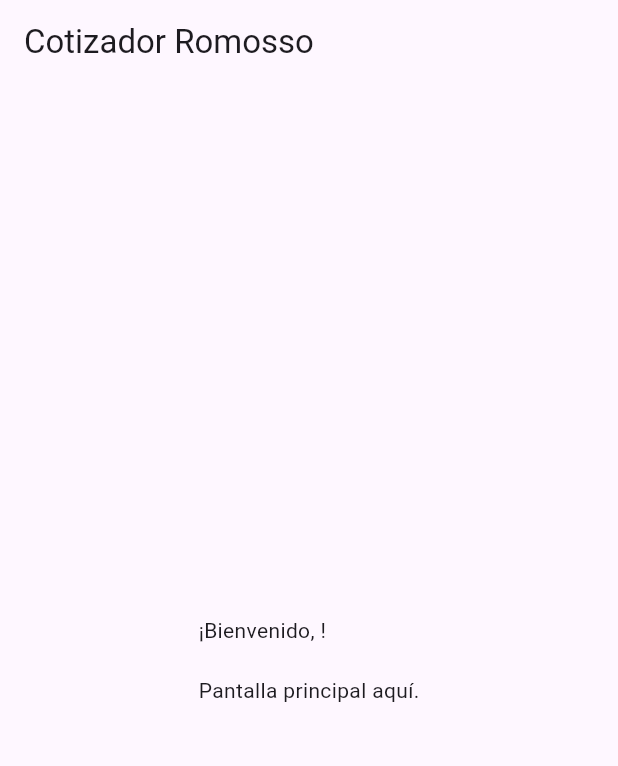
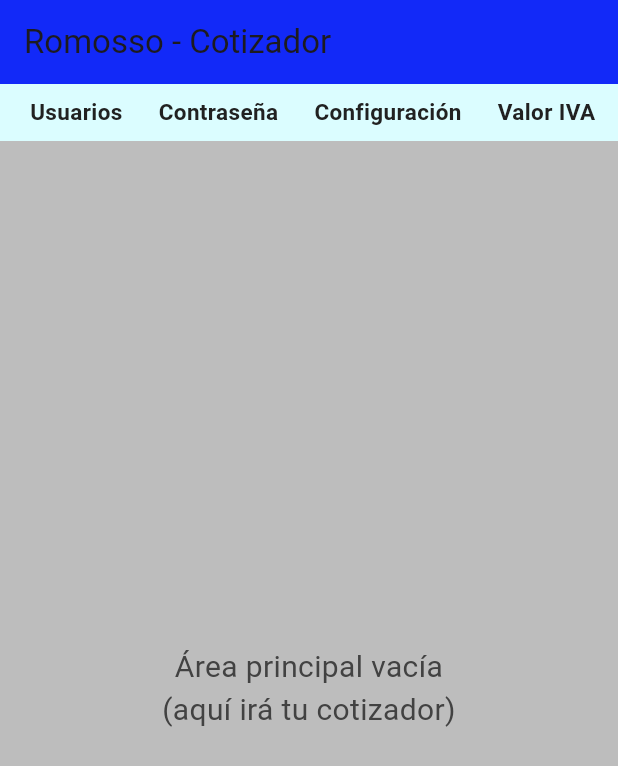
Before and after one commit to ArthurLeywinT1/Cotizaciones, a Flutter app: the HomeScreen screen opened directly with empty values, on a phone screen of 412 x 824 dp. Shown: the top 766 px of the screen. Run offline on Flutter 3.47's test engine with Material 3 defaults, Android fonts, the phone set to English and light mode, and no system bars.

Commit message:
barra de tareas
Removed HTTP request code and added a demo user map for login validation. Updated HomeScreen to manage user navigation and display based on user type.

```diff
--- a/lib/main.dart
+++ b/lib/main.dart
@@ -1,8 +1,10 @@
 import 'package:flutter/material.dart';
-import 'package:http/http.dart' as http;
-import 'dart:convert';
 
-const String apiUrl = '';
+// Usuarios de prueba
+const usuariosDemo = {
+  'admin': {'contrasena': '1234', 'tipo': 'administrador'},
+  'usuario1': {'contrasena': 'pass1', 'tipo': 'usuario'},
+};
 
 void main() {
   runApp(MaterialApp(
@@ -26,26 +28,15 @@ class _LoginScreenState extends State<LoginScreen> {
 
   Future<void> login() async {
     setState(() { isLoading = true; error = ''; });
+    await Future.delayed(Duration(milliseconds: 500)); // Simula demora
 
-    final response = await http.post(
-      Uri.parse(apiUrl),
-      headers: {"Content-Type": "application/json"},
-      body: json.encode({
-        "action": "validar_login",
-        "data": {
-          "usuario": usuarioController.text.trim(),
-          "contrasena": contrasenaController.text
-        }
-      }),
-    );
-    setState(() { isLoading = false; });
-
-    if (response.statusCode == 200) {
-      final resp = json.decode(response.body);
-      if (resp['success'] == true) {
-        if ((resp['tipo'] ?? '').toString().toLowerCase() == 'administrador') {
+    final usuario = usuarioController.text.trim();
+    final contrasena = contrasenaController.text;
+    if (usuariosDemo.containsKey(usuario) &&
+        usuariosDemo[usuario]!['contrasena'] == contrasena) {
+      if (usuariosDemo[usuario]!['tipo'] == 'administrador') {
         Navigator.of(context).pushReplacement(
-            MaterialPageRoute(builder: (_) => HomeScreen(usuario: usuarioController.text))
+          MaterialPageRoute(builder: (_) => HomeScreen(usuario: usuario)),
         );
       } else {
         setState(() {
@@ -55,9 +46,7 @@ class _LoginScreenState extends State<LoginScreen> {
     } else {
       setState(() { error = 'Usuario o contraseña incorrectos'; });
     }
-    } else {
-      setState(() { error = 'Error de conexión (${response.statusCode})'; });
-    }
+    setState(() { isLoading = false; });
   }
 
   @override
@@ -109,17 +98,139 @@ class _LoginScreenState extends State<LoginScreen> {
   }
 }
 
-class HomeScreen extends StatelessWidget {
+class HomeScreen extends StatefulWidget {
   final String usuario;
   const HomeScreen({super.key, required this.usuario});
 
   @override
+  State<HomeScreen> createState() => _HomeScreenState();
+}
+
+class _HomeScreenState extends State<HomeScreen> {
+  String pantallaActual = '';
+
+  void abrirUsuarios() {
+    setState(() {
+      pantallaActual = 'usuarios';
+    });
+  }
+
+  void volverPrincipal() {
+    setState(() {
+      pantallaActual = '';
+    });
+  }
+
+  @override
   Widget build(BuildContext context) {
     return Scaffold(
-      appBar: AppBar(title: Text('Cotizador Romosso')),
-      body: Center(
-        child: Text('¡Bienvenido, $usuario!\n\nPantalla principal aquí.'),
+      backgroundColor: const Color.fromARGB(255, 255, 252, 252),
+      appBar: AppBar(
+        leading: pantallaActual == 'usuarios'
+            ? IconButton(
+                icon: Icon(Icons.arrow_back),
+                onPressed: volverPrincipal,
+              )
+            : null,
+        title: Text(pantallaActual == 'usuarios'
+            ? 'Romosso - Cotizador - Usuario: ${widget.usuario}'
+            : 'Romosso - Cotizador'),
+        backgroundColor: const Color.fromARGB(255, 18, 41, 248),
+      ),
+      body: Column(
+        children: [
+          // Barra de tareas superior
+          Container(
+            color: const Color.fromARGB(255, 219, 253, 255),
+            height: 38,
+            child: ListView(
+              scrollDirection: Axis.horizontal,
+              children: [
+                SizedBox(width: 8),
+                BarraItem(
+                  texto: 'Usuarios',
+                  onTap: abrirUsuarios,
+                ),
+                BarraItem(texto: 'Contraseña'),
+                BarraItem(texto: 'Configuración'),
+                BarraItem(texto: 'Valor IVA'),
+                BarraItem(texto: 'Catálogos'),
+                BarraItem(texto: 'Segmentación Pliegos'),
+                BarraItem(texto: 'Cotizaciones'),
+                BarraItem(texto: 'Órdenes Trabajo'),
+                BarraItem(texto: 'Reportes'),
+                BarraItem(texto: 'Mostrar Ventanas'),
+                SizedBox(width: 8),
+              ],
+            ),
+          ),
+          // Contenido dinámico según pantalla actual
+          Expanded(
+            child: pantallaActual == 'usuarios'
+                ? UsuariosScreen()
+                : Container(
+                    color: Colors.grey[400],
+                    child: Center(
+                      child: Text(
+                        'Área principal vacía\n(aquí irá tu cotizador)',
+                        style: TextStyle(fontSize: 20, color: Colors.grey[800]),
+                        textAlign: TextAlign.center,
+                      ),
+                    ),
+                  ),
+          ),
+        ],
       ),
     );
   }
 }
+
+class BarraItem extends StatelessWidget {
+  final String texto;
+  final VoidCallback? onTap;
+  const BarraItem({super.key, required this.texto, this.onTap});
+
+  @override
+  Widget build(BuildContext context) {
+    return GestureDetector(
+      onTap: onTap,
+      child: Padding(
+        padding: EdgeInsets.symmetric(horizontal: 12, vertical: 8),
+        child: Text(
+          texto,
+          style: TextStyle(
+            color: const Color.fromARGB(255, 33, 33, 33),
+            fontWeight: FontWeight.bold,
+            fontSize: 15,
+          ),
+        ),
+      ),
+    );
+  }
+}
+
+class UsuariosScreen extends StatelessWidget {
+  const UsuariosScreen({super.key});
+
+  @override
+  Widget build(BuildContext context) {
+    return Container(
+      color: Colors.white,
+      child: Column(
+        mainAxisAlignment: MainAxisAlignment.end,
+        children: [
+          Expanded(child: Container()),
+          Row(
+            mainAxisAlignment: MainAxisAlignment.spaceEvenly,
+            children: [
+              ElevatedButton(onPressed: () {}, child: Text('Agregar')),
+              ElevatedButton(onPressed: () {}, child: Text('Modificar')),
+              ElevatedButton(onPressed: () {}, child: Text('Eliminar')),
+            ],
+          ),
+          SizedBox(height: 24),
+        ],
+      ),
+    );
+  }
+}
```
Lines whose indentation alone changed are shown as unchanged.
